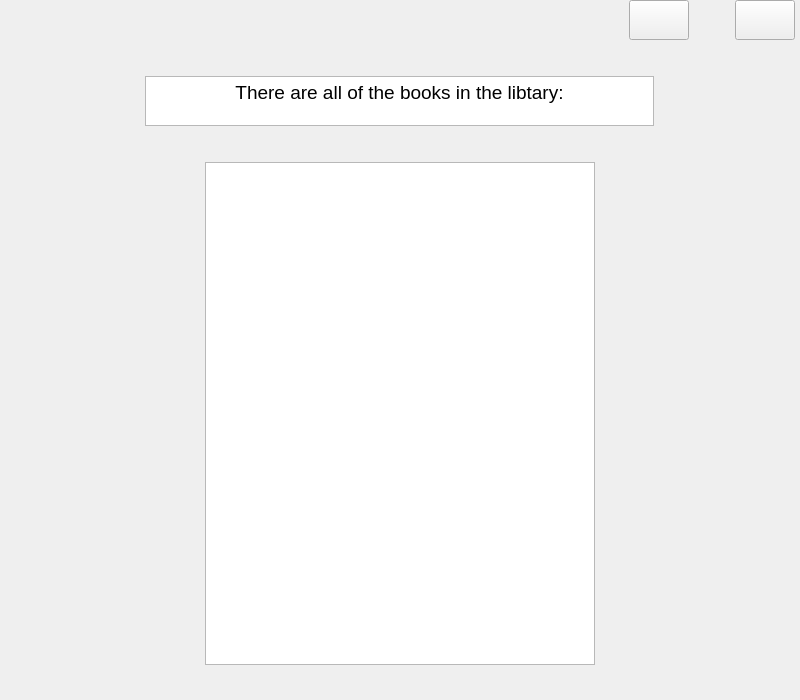
The window that Project/show_all.ui (AminNaghiyan/uiap92_project) describes before a commit, drawn with Qt 5.
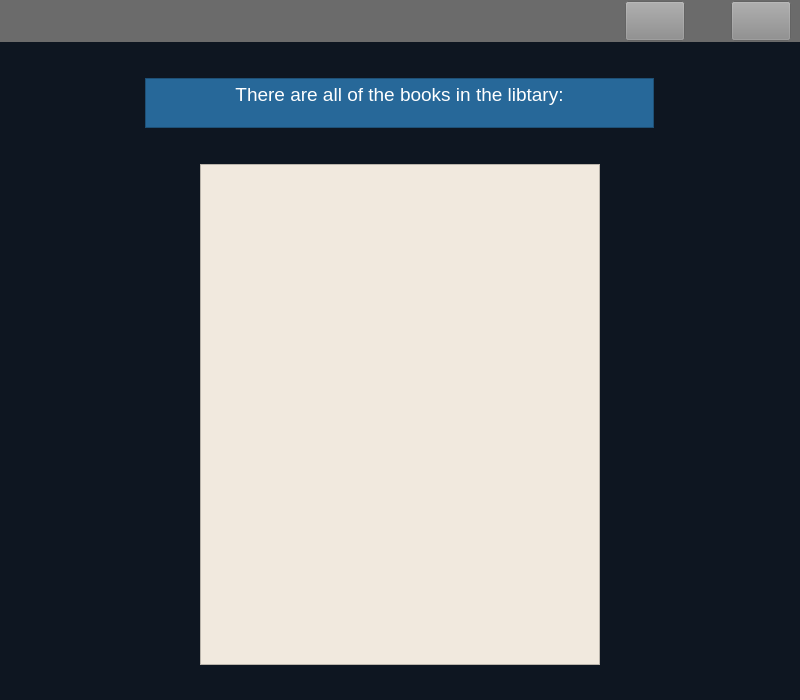
The same window after the commit. Icons and pictures are not drawn.

Commit message: Design final appearance of page Show_all

The edit to the form file:
```diff
--- a/Project/show_all.ui
+++ b/Project/show_all.ui
@@ -13,15 +13,59 @@
   <property name="windowTitle">
    <string>Form</string>
   </property>
+  <property name="styleSheet">
+   <string notr="true">#show_all
+{
+    background-color : rgb(14, 22, 33)
+}
+
+#top
+{
+    background-color : rgb(107, 107, 107)
+}
+
+#pushButton::hover
+{
+	background-color: rgb(206, 206, 206);
+}
+
+#pushButton
+{
+    background-color : rgb(140, 140, 140) ;
+    border-color: rgb(0, 0, 0);
+}
+#close
+{
+    background-color : rgb(140, 140, 140) ;
+}
+
+#close::hover
+{
+    background-color : red 
+}
+
+#textBrowser_2
+{
+	color: rgb(255, 255, 255);
+	background-color: rgb(39, 104, 153);
+}
+
+#textBrowser
+{
+	font: 10pt &quot;MS Shell Dlg 2&quot;;
+    color: rgb(79, 59, 33);
+    background-color : #f1e9de
+}</string>
+  </property>
   <layout class="QVBoxLayout" name="verticalLayout">
    <property name="leftMargin">
-    <number>5</number>
+    <number>0</number>
    </property>
    <property name="topMargin">
     <number>0</number>
    </property>
    <property name="rightMargin">
-    <number>5</number>
+    <number>0</number>
    </property>
    <property name="bottomMargin">
     <number>5</number>
@@ -32,12 +76,13 @@
       <number>0</number>
      </property>
      <item>
+      <widget class="QWidget" name="top" native="true">
       <layout class="QHBoxLayout" name="horizontalLayout">
        <property name="topMargin">
-        <number>0</number>
+         <number>1</number>
        </property>
        <property name="bottomMargin">
-        <number>0</number>
+         <number>1</number>
        </property>
        <item>
         <spacer name="horizontalSpacer">
@@ -75,8 +120,8 @@
          </property>
          <property name="iconSize">
           <size>
-           <width>60</width>
-           <height>40</height>
+            <width>23</width>
+            <height>23</height>
           </size>
          </property>
         </widget>
@@ -120,13 +165,14 @@
          </property>
          <property name="iconSize">
           <size>
-           <width>60</width>
-           <height>40</height>
+            <width>23</width>
+            <height>23</height>
           </size>
          </property>
         </widget>
        </item>
       </layout>
+      </widget>
      </item>
      <item>
       <spacer name="verticalSpacer_3">
@@ -255,7 +301,7 @@
           <string>&lt;!DOCTYPE HTML PUBLIC &quot;-//W3C//DTD HTML 4.0//EN&quot; &quot;http://www.w3.org/TR/REC-html40/strict.dtd&quot;&gt;
 &lt;html&gt;&lt;head&gt;&lt;meta name=&quot;qrichtext&quot; content=&quot;1&quot; /&gt;&lt;style type=&quot;text/css&quot;&gt;
 p, li { white-space: pre-wrap; }
-&lt;/style&gt;&lt;/head&gt;&lt;body style=&quot; font-family:'MS Shell Dlg 2'; font-size:8.05594pt; font-weight:400; font-style:normal;&quot;&gt;
+&lt;/style&gt;&lt;/head&gt;&lt;body style=&quot; font-family:'MS Shell Dlg 2'; font-size:10pt; font-weight:400; font-style:normal;&quot;&gt;
 &lt;p align=&quot;center&quot; style=&quot;-qt-paragraph-type:empty; margin-top:0px; margin-bottom:0px; margin-left:0px; margin-right:0px; -qt-block-indent:0; text-indent:0px; font-size:8.05594pt;&quot;&gt;&lt;br /&gt;&lt;/p&gt;&lt;/body&gt;&lt;/html&gt;</string>
          </property>
         </widget>
```
Lines whose indentation alone changed are shown as unchanged. The commit also changes 9 other files.
